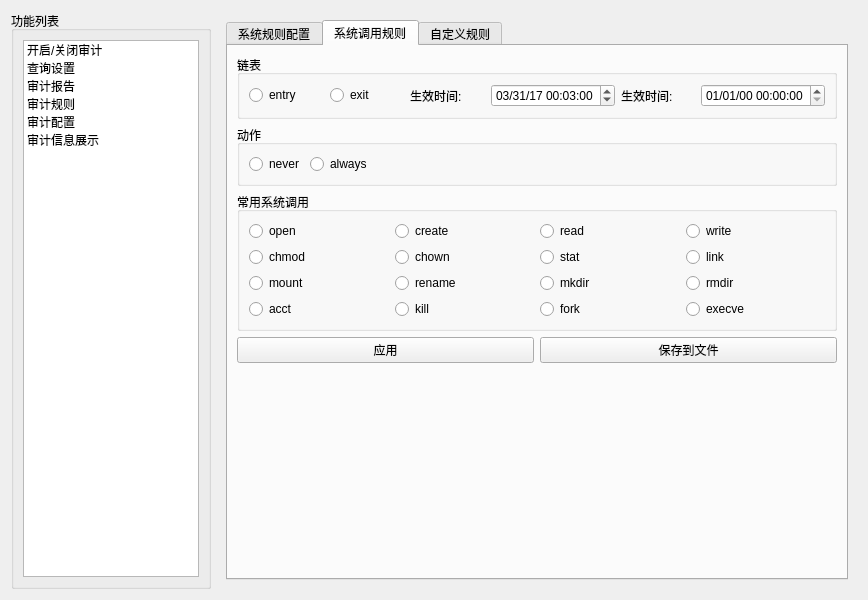
Above: AUD/tabauditpage.ui from liuyufeng509/SecCenter before the change. Below: the same form after it.
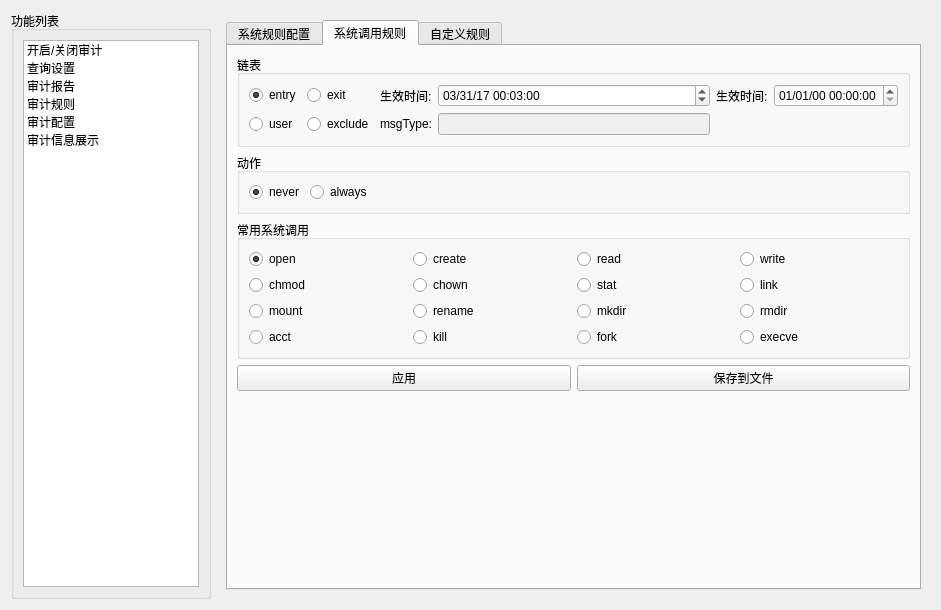
That is the form after the change. The open tabs and pages were chosen to show the change.

```diff
--- a/AUD/tabauditpage.ui
+++ b/AUD/tabauditpage.ui
@@ -6,8 +6,8 @@
    <rect>
     <x>0</x>
     <y>0</y>
-    <width>868</width>
-    <height>600</height>
+    <width>941</width>
+    <height>610</height>
    </rect>
   </property>
   <property name="windowTitle">
@@ -1166,29 +1166,39 @@
              <property name="title">
               <string>链表</string>
              </property>
-             <layout class="QHBoxLayout" name="horizontalLayout_27">
-              <item>
-               <widget class="QRadioButton" name="entry_radioButton">
+             <layout class="QGridLayout" name="gridLayout_14">
+              <item row="0" column="3">
+               <widget class="QLabel" name="label_48">
                 <property name="text">
-                 <string>entry</string>
+                 <string>生效时间:</string>
                 </property>
                </widget>
               </item>
-              <item>
+              <item row="0" column="2">
                <widget class="QRadioButton" name="exit_radioButton">
                 <property name="text">
                  <string>exit</string>
                 </property>
                </widget>
               </item>
-              <item>
-               <widget class="QLabel" name="label_48">
+              <item row="0" column="6">
+               <widget class="QDateTimeEdit" name="sys_call_et_TimeEdit">
+                <property name="enabled">
+                 <bool>true</bool>
+                </property>
+                <property name="displayFormat">
+                 <string>MM/dd/yy hh:mm:ss</string>
+                </property>
+               </widget>
+              </item>
+              <item row="0" column="5">
+               <widget class="QLabel" name="label_47">
                 <property name="text">
                  <string>生效时间:</string>
                 </property>
                </widget>
               </item>
-              <item>
+              <item row="0" column="4">
                <widget class="QDateTimeEdit" name="sys_call_st_TimeEdit">
                 <property name="enabled">
                  <bool>true</bool>
@@ -1222,20 +1232,50 @@
                 </property>
                </widget>
               </item>
-              <item>
-               <widget class="QLabel" name="label_47">
+              <item row="0" column="0">
+               <widget class="QRadioButton" name="entry_radioButton">
                 <property name="text">
-                 <string>生效时间:</string>
+                 <string>entry</string>
                 </property>
-               </widget>
-              </item>
-              <item>
-               <widget class="QDateTimeEdit" name="sys_call_et_TimeEdit">
-                <property name="enabled">
+                <property name="checked">
                  <bool>true</bool>
                 </property>
-                <property name="displayFormat">
-                 <string>MM/dd/yy hh:mm:ss</string>
+                <attribute name="buttonGroup">
+                 <string notr="true">buttonGroup_6</string>
+                </attribute>
+               </widget>
+              </item>
+              <item row="1" column="0">
+               <widget class="QRadioButton" name="user_syscall_radioButton">
+                <property name="text">
+                 <string>user</string>
+                </property>
+                <attribute name="buttonGroup">
+                 <string notr="true">buttonGroup_6</string>
+                </attribute>
+               </widget>
+              </item>
+              <item row="1" column="2">
+               <widget class="QRadioButton" name="exclude_radioButton">
+                <property name="text">
+                 <string>exclude</string>
+                </property>
+                <attribute name="buttonGroup">
+                 <string notr="true">buttonGroup_6</string>
+                </attribute>
+               </widget>
+              </item>
+              <item row="1" column="3">
+               <widget class="QLabel" name="label_51">
+                <property name="text">
+                 <string>msgType:</string>
+                </property>
+               </widget>
+              </item>
+              <item row="1" column="4">
+               <widget class="QLineEdit" name="msgtype_lineEdit">
+                <property name="enabled">
+                 <bool>false</bool>
                 </property>
                </widget>
               </item>
@@ -1253,6 +1293,12 @@
                 <property name="text">
                  <string>never</string>
                 </property>
+                <property name="checked">
+                 <bool>true</bool>
+                </property>
+                <attribute name="buttonGroup">
+                 <string notr="true">buttonGroup_7</string>
+                </attribute>
                </widget>
               </item>
               <item>
@@ -1289,6 +1335,12 @@
                 <property name="text">
                  <string>open</string>
                 </property>
+                <property name="checked">
+                 <bool>true</bool>
+                </property>
+                <attribute name="buttonGroup">
+                 <string notr="true">buttonGroup_8</string>
+                </attribute>
                </widget>
               </item>
               <item row="0" column="1">
```
Left out of the diff: 62 changed lines with no effect on the pictures.
